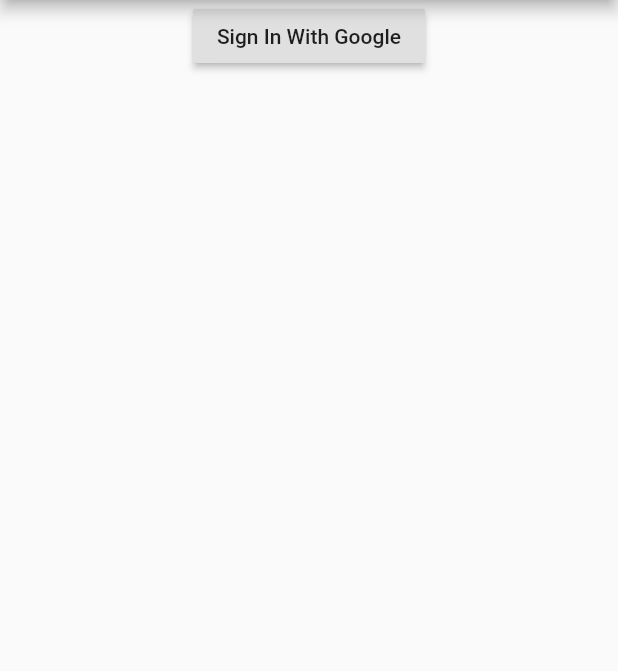
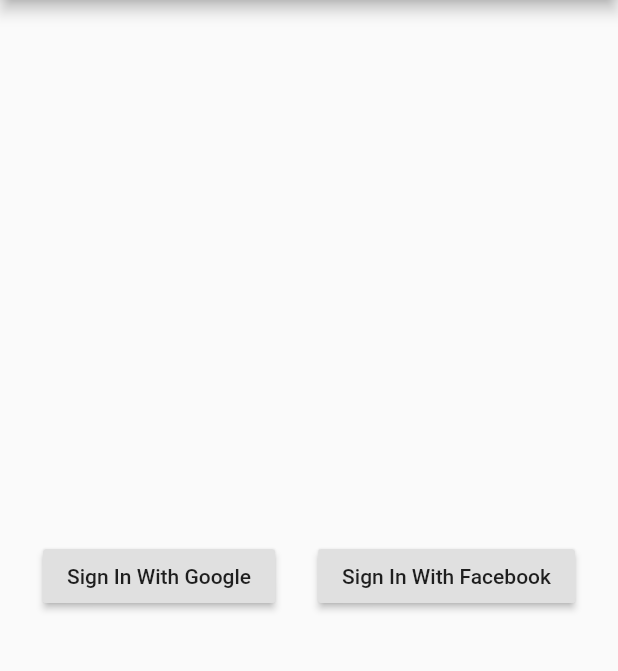
Before and after one commit to qwerty125zxc/flutter-test-app, a Flutter app: the screen it shows after launch, on a phone screen of 412 x 824 dp, the part 84-755 px from its top. Run offline on Flutter 3.47's test engine with Material 2 defaults, Android fonts, the phone set to English and light mode, and no system bars; our stand-ins replace bloc, firebase_auth, flutter_bloc, google_sign_in; accounts and stored records are empty.

Commit message:
implement proper architecture

```diff
--- a/lib/src/blocs/auth/auth_event.dart
+++ b/lib/src/blocs/auth/auth_event.dart
@@ -1,7 +1,12 @@
-import 'package:google_sign_in/google_sign_in.dart';
+abstract class AuthEvent {}
 
-abstract class AuthState {}
+class AppStartedEvent implements AuthEvent {}
 
-class Uninitialized implements AuthState {}
+class LoadFacebookEvent implements AuthEvent {}
 
-class LoadingGoogle implements AuthState {}
+class LoadGoogleEvent implements AuthEvent {}
+
+class ErrorEvent implements AuthEvent {
+  final String error;
+  ErrorEvent(this.error);
+}
--- /dev/null
+++ b/lib/src/blocs/auth/auth_state.dart
@@ -0,0 +1,18 @@
+import 'package:firebase_auth/firebase_auth.dart';
+import 'package:flutter/foundation.dart';
+
+abstract class AuthState {}
+
+class UninitializedState implements AuthState {}
+
+class LoadingState implements AuthState {}
+
+class LoggedInGoogleState implements AuthState {
+  final FirebaseUser user;
+  LoggedInGoogleState({@required this.user});
+}
+
+class ErrorState implements AuthState {
+  final String error;
+  ErrorState(this.error);
+}
--- a/lib/src/ui/index.dart
+++ b/lib/src/ui/index.dart
@@ -1,4 +1,5 @@
-import 'package:cat_test_application/src/user_repository.dart';
+import 'package:cat_test_application/src/blocs/auth/auth_event.dart';
+import 'package:cat_test_application/src/blocs/auth/auth_state.dart';
 import 'package:flutter/material.dart';
 import 'package:flutter_bloc/flutter_bloc.dart';
 
@@ -15,24 +16,36 @@ class Index extends StatelessWidget {
 
   Widget _buildBody(context) {
     final AuthBloc authBloc = BlocProvider.of<AuthBloc>(context);
-    return Center(
-      child: BlocBuilder<AuthBloc, AuthState>(
+    return BlocBuilder<AuthBloc, AuthState>(
       builder: (context, state) {
         return Column(
+          mainAxisSize: MainAxisSize.max,
+          mainAxisAlignment: MainAxisAlignment.center,
           children: <Widget>[
-              if (state == AuthState.uninitialized)
+            if (state is UninitializedState)
+            Row(
+              mainAxisSize: MainAxisSize.max,
+              mainAxisAlignment: MainAxisAlignment.spaceEvenly,
+              children: <Widget>[
                 RaisedButton(
                   child: Text('Sign In With Google'),
-                onPressed: () => authBloc.dispatch(AuthEvent.loadGoogle),
+                  onPressed: () => authBloc.dispatch(LoadGoogleEvent()),
                 ),
-              if (state == AuthState.loading)
-              CircularProgressIndicator(),
-              if (state == AuthState.loggedInGoogle)
-              Text('Logged in Google: ${userRepository.userAccount.email}'),
+                RaisedButton(
+                  child: Text('Sign In With Facebook'),
+                  onPressed: () => authBloc.dispatch(LoadFacebookEvent()),
+                ),
+              ],
+            ),
+
+            if (state is LoadingState)
+            Center(child: CircularProgressIndicator()),
+
+            if (state is LoggedInGoogleState)
+            Text('Logged in Google: ${state.user.displayName}'),
           ],
         );
       },
-      )
     );
   }
 }
```
Also changed, not shown: lib/src/auth_repository.dart (added, +24 -0 lines), lib/src/blocs/auth/auth_bloc.dart (+16 -14 lines), lib/src/user_repository.dart (deleted, +0 -12 lines). Lines whose indentation alone changed are shown as unchanged.
